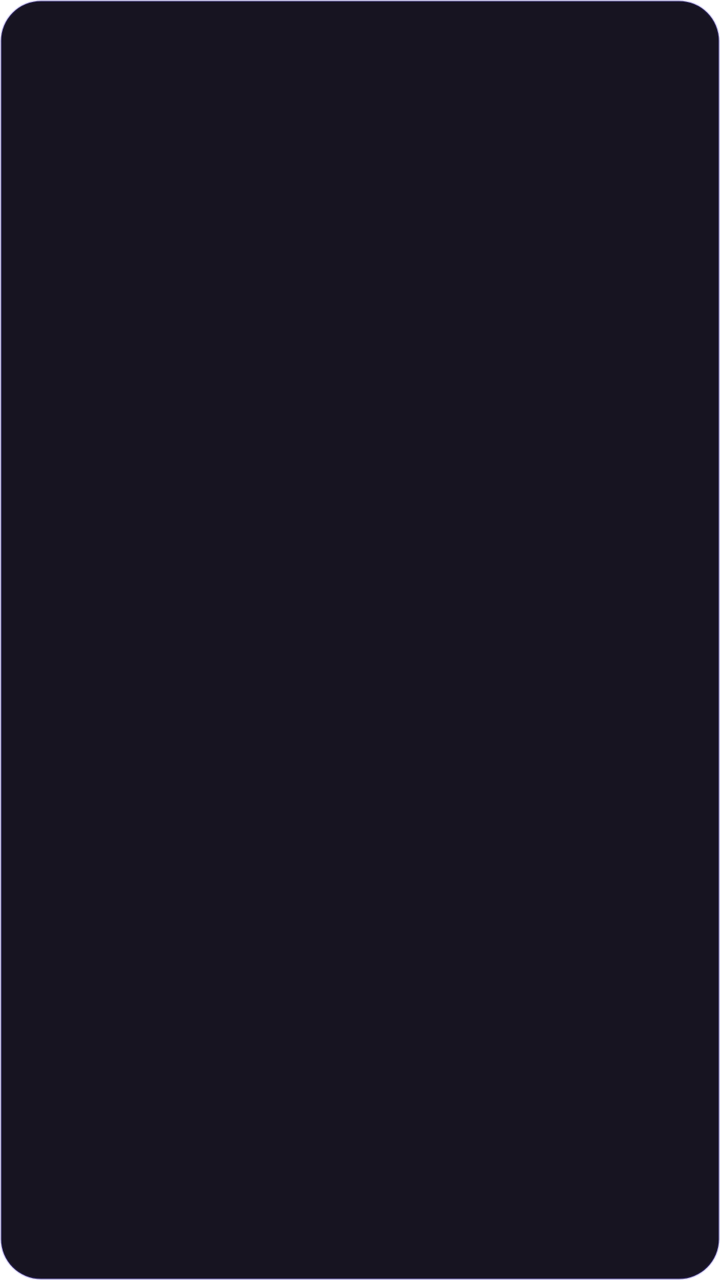
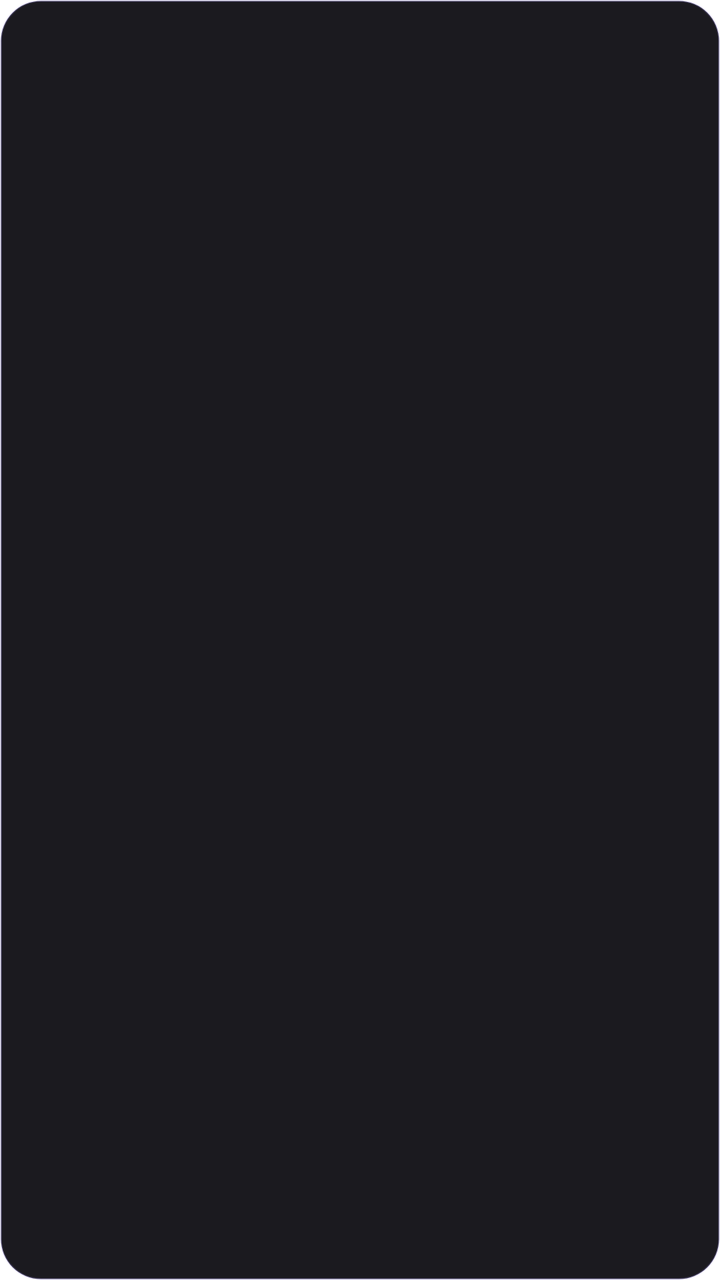

The first picture is an Android layout as it rendered before a commit; the second is the same layout after the commit. The layout source and the unified diff follow.
<!-- AndroidManifest.xml: fallback theme Theme.MaterialComponents.DayNight.NoActionBar -->
<!-- res/layout/bw_image.xml -->
<?xml version="1.0" encoding="utf-8"?>
<FrameLayout xmlns:android="http://schemas.android.com/apk/res/android"
  android:id="@+id/bw_root"
  android:layout_width="match_parent"
  android:layout_height="match_parent"
  android:background="@drawable/bovi_widget_bg"
  android:padding="6dp">
  <ImageView
    android:id="@+id/bw_image"
    android:layout_width="match_parent"
    android:layout_height="match_parent"
    android:contentDescription="BOVI"
    android:scaleType="fitCenter" />
  <TextView
    android:id="@+id/bw_image_hint"
    android:layout_width="match_parent"
    android:layout_height="wrap_content"
    android:text="Open BOVI to load"
    android:textColor="#9CA3AF"
    android:textSize="13sp"
    android:maxLines="2"
    android:ellipsize="end"
    android:layout_gravity="center"
    android:gravity="center"
    android:visibility="gone" />
</FrameLayout>
<!-- resources referenced by this layout -->
<resources>
  <!-- drawable bovi_widget_bg (drawable) -->
  <?xml version="1.0" encoding="utf-8"?>
  <shape xmlns:android="http://schemas.android.com/apk/res/android" android:shape="rectangle">
    <solid android:color="#F20B0816" />
    <corners android:radius="20dp" />
    <stroke android:width="1dp" android:color="#405B4BD6" />
  </shape>
</resources>

<!-- the commit's change to res/layout/bw_image.xml (unified diff, before → after) -->
@@ -16,7 +16,7 @@
     android:layout_width="match_parent"
     android:layout_height="wrap_content"
     android:text="Open BOVI to load"
-    android:textColor="#9CA3AF"
+    android:textColor="#9A97A5"
     android:textSize="13sp"
     android:maxLines="2"
     android:ellipsize="end"
<!-- resource entries referenced after the edit -->
@@ -3,9 +3,9 @@
   <!-- drawable bovi_widget_bg (drawable) -->
   <?xml version="1.0" encoding="utf-8"?>
   <shape xmlns:android="http://schemas.android.com/apk/res/android" android:shape="rectangle">
-    <solid android:color="#F20B0816" />
+    <solid android:color="#F20F0E13" />
     <corners android:radius="20dp" />
-    <stroke android:width="1dp" android:color="#405B4BD6" />
+    <stroke android:width="1dp" android:color="#33A594F9" />
   </shape>
 </resources>
 
